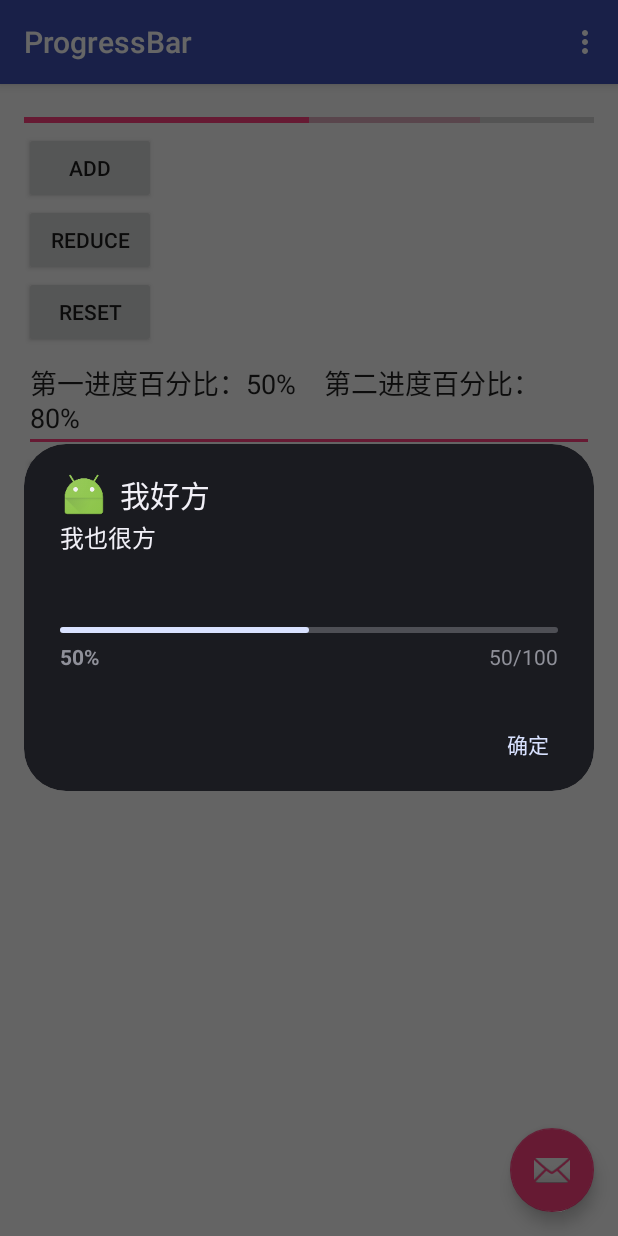
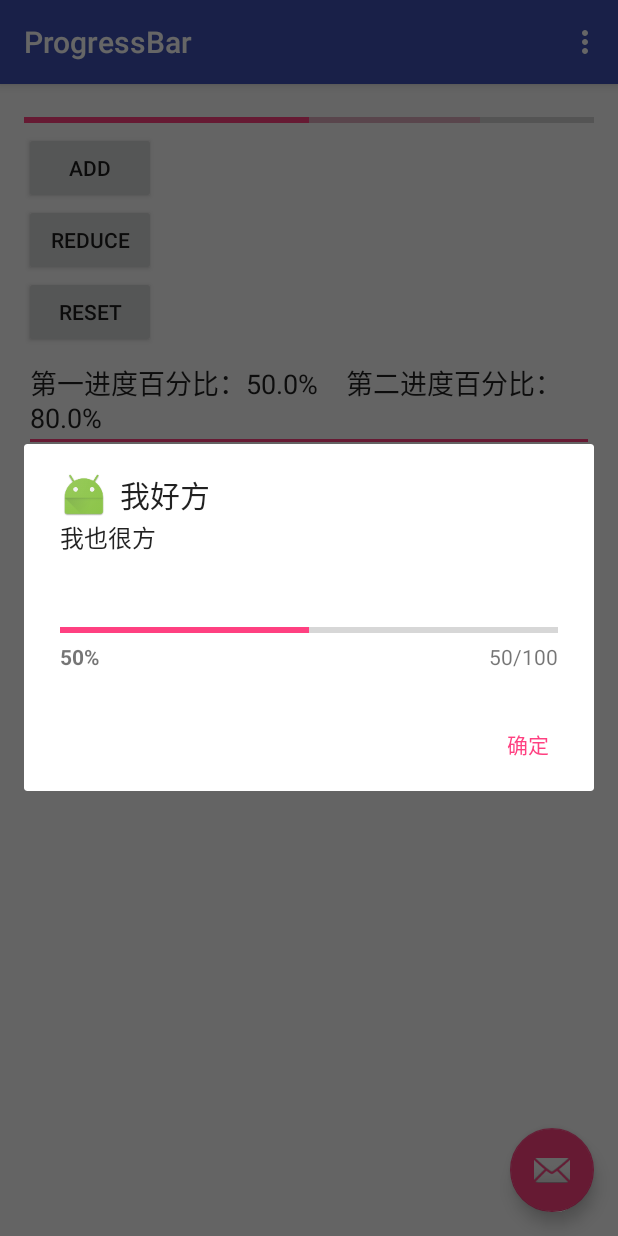
Before and after one commit to sora003/ProgressBar, an Android app: the screen it shows after launch (MainActivity), after a tap on "SHOW", on a phone screen of 412 x 824 dp. Run offline under Robolectric (Android 15) with nearby library versions, the phone set to English and light mode, and no system bars; 2 other taps on this screen came first.

```diff
--- a/app/src/main/java/com/sora/progressbar/MainActivity.java
+++ b/app/src/main/java/com/sora/progressbar/MainActivity.java
@@ -130,7 +130,7 @@ public class MainActivity extends AppCompatActivity {
                 case R.id.show:{
                     //页面显示风格
                     //新建ProgreeDialog对象
-                    progressDialog = new ProgressDialog(getApplicationContext());
+                    progressDialog = new ProgressDialog(MainActivity.this);
                     progressDialog.setProgressStyle(ProgressDialog.STYLE_HORIZONTAL);
                     progressDialog.setTitle("我好方");
                     progressDialog.setMessage("我也很方");
@@ -144,7 +144,7 @@ public class MainActivity extends AppCompatActivity {
 
                         @Override
                         public void onClick(DialogInterface dialog, int which) {
-                            Toast.makeText(getApplicationContext(),"大家一起方",Toast.LENGTH_SHORT).show();
+                            Toast.makeText(MainActivity.this,"大家一起方",Toast.LENGTH_SHORT).show();
                         }
                     });
                     //设定取消按钮
@@ -154,8 +154,8 @@ public class MainActivity extends AppCompatActivity {
                     break;
                 }
             }
-            editText.setText("第一进度百分比："+(int)(progressBar.getProgress()/(float)progressBar.getMax()*100)+
-                    "%    第二进度百分比："+(int)(progressBar.getSecondaryProgress()/(float)progressBar.getMax()*100)+"%");
+            //editText.setText("第一进度百分比："+(int)(progressBar.getProgress()/(float)progressBar.getMax()*100)+
+           //         "%    第二进度百分比："+(int)(progressBar.getSecondaryProgress()/(float)progressBar.getMax()*100)+"%");
         }
     }
 }
```
